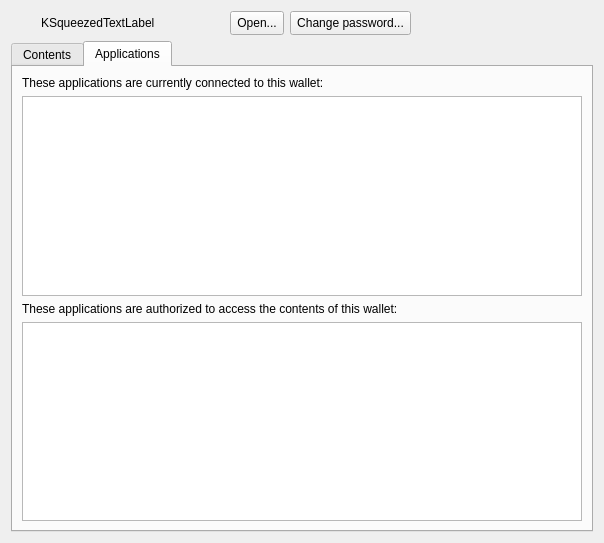
Above: src/manager/walletcontrolwidget.ui from KDE/kwalletmanager before the change. Below: the same form after it.
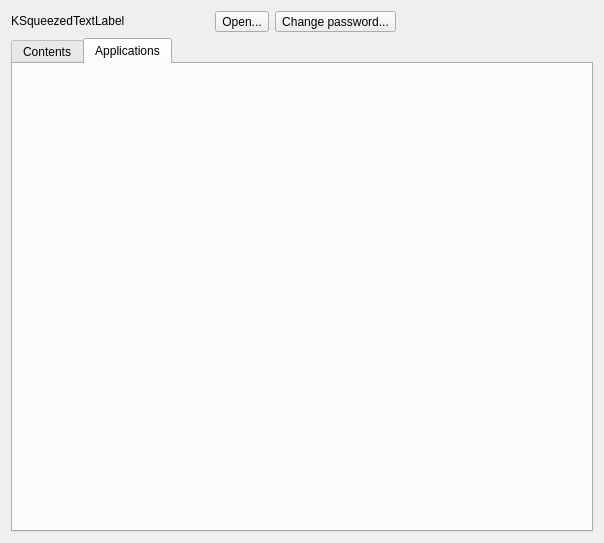
That is the form after the change. The open tabs and pages were chosen to show the change. Icons and pictures are not drawn. Custom widgets are drawn as their Qt base class.

Commit message: New layout now in place

What changed in the file:
```diff
--- a/src/manager/walletcontrolwidget.ui
+++ b/src/manager/walletcontrolwidget.ui
@@ -16,31 +16,6 @@
   <layout class="QVBoxLayout" name="verticalLayout_2">
    <item>
     <layout class="QHBoxLayout" name="horizontalLayout">
-     <item>
-      <widget class="QLabel" name="_stateIcon">
-       <property name="enabled">
-        <bool>false</bool>
-       </property>
-       <property name="sizePolicy">
-        <sizepolicy hsizetype="Fixed" vsizetype="Fixed">
-         <horstretch>0</horstretch>
-         <verstretch>0</verstretch>
-        </sizepolicy>
-       </property>
-       <property name="minimumSize">
-        <size>
-         <width>24</width>
-         <height>24</height>
-        </size>
-       </property>
-       <property name="autoFillBackground">
-        <bool>true</bool>
-       </property>
-       <property name="text">
-        <string/>
-       </property>
-      </widget>
-     </item>
      <item>
       <widget class="KSqueezedTextLabel" name="_stateLabel">
        <property name="sizePolicy">
@@ -175,26 +150,23 @@
        <string>Applications</string>
       </attribute>
       <layout class="QVBoxLayout" name="verticalLayout">
+       <property name="leftMargin">
+        <number>4</number>
+       </property>
        <item>
-        <widget class="QLabel" name="label">
-         <property name="text">
-          <string>These applications are currently connected to this wallet:</string>
+        <widget class="QFrame" name="_applicationsFrame">
+         <property name="frameShape">
+          <enum>QFrame::NoFrame</enum>
          </property>
-        </widget>
-       </item>
-       <item>
-        <widget class="QListView" name="_connectedApps"/>
-       </item>
-       <item>
-        <widget class="QLabel" name="label_2">
-         <property name="text">
-          <string>These applications are authorized to access the contents of this wallet:</string>
+         <property name="frameShadow">
+          <enum>QFrame::Plain</enum>
          </property>
+         <property name="lineWidth">
+          <number>0</number>
+         </property>
+         <layout class="QVBoxLayout" name="_applicationsFrameLayout"/>
         </widget>
        </item>
-       <item>
-        <widget class="QListView" name="_authorizedApps"/>
-       </item>
       </layout>
      </widget>
     </widget>
```
Left out of the diff: 6 changed lines with no effect on the pictures. The commit also changes 8 other files.
